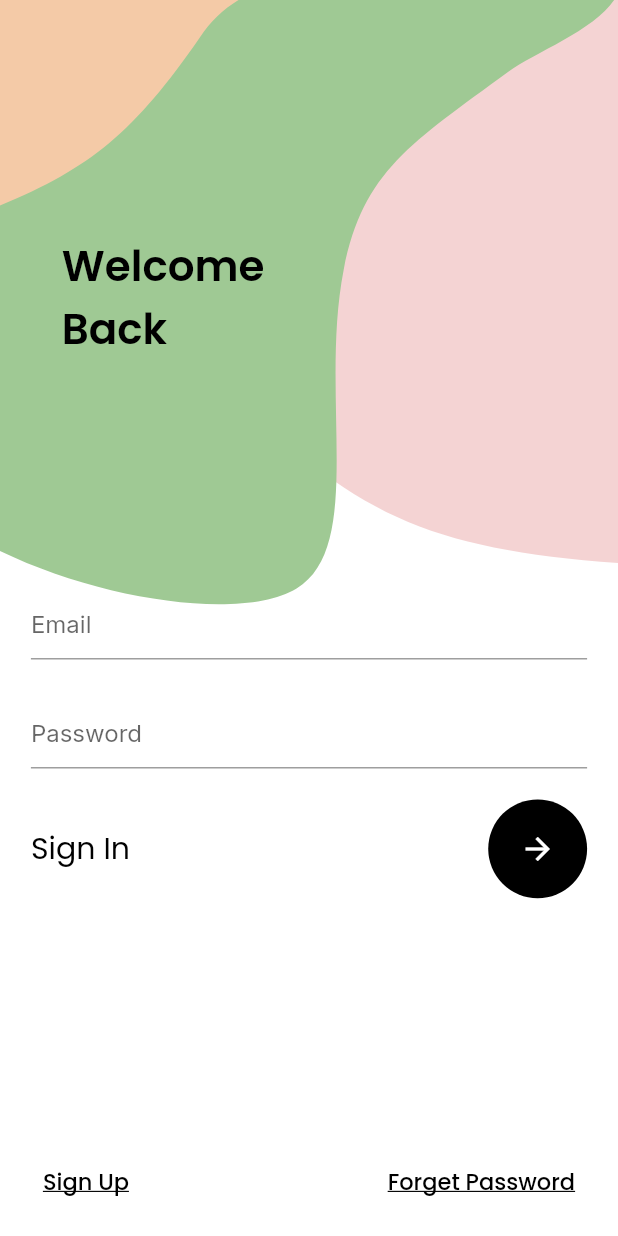
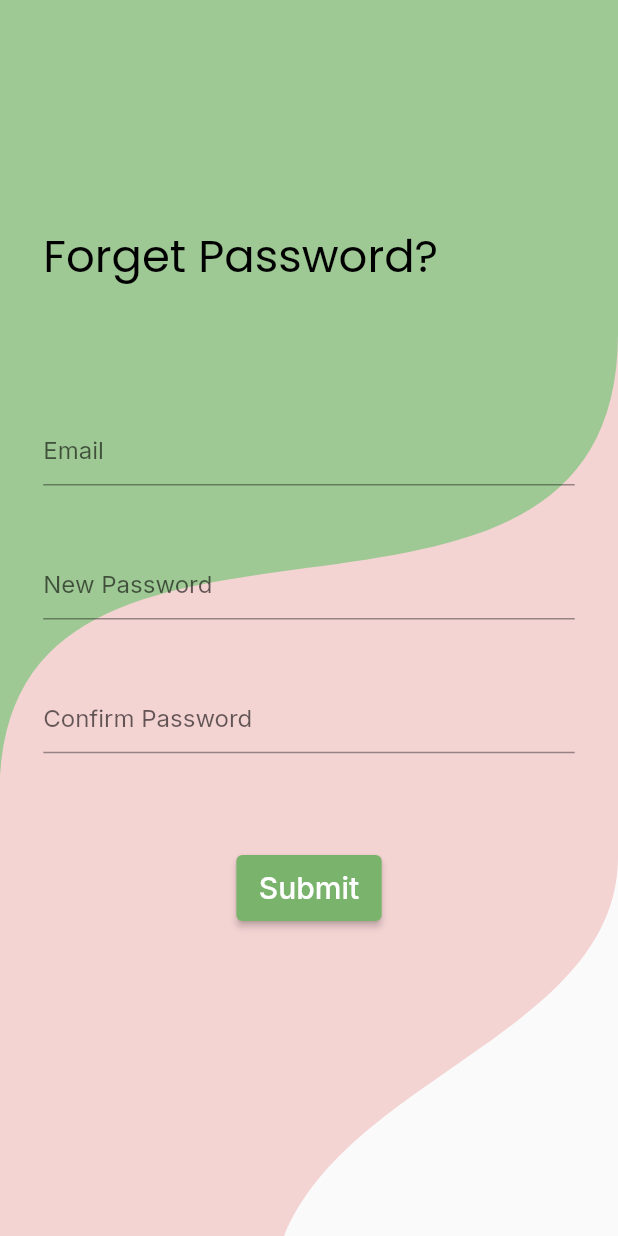
Before and after one commit to Sparsh-R17/Climate-Fintech-App, a Flutter app: the LoginPage screen opened by its route, after a tap on "Forget Password", on a phone screen of 412 x 824 dp. Run offline on Flutter 3.47's test engine with Material 2 defaults, Android fonts, the phone set to English and light mode, and no system bars; our stand-ins replace carousel_slider, flutter_svg, google_fonts; missing offline and left inert: dart:ffi.

Commit message:
Pages added and minor changes

```diff
--- a/lib/main.dart
+++ b/lib/main.dart
@@ -1,3 +1,4 @@
+import 'package:climate_fintech_app/screens/forget_password.dart';
 import 'package:flutter/material.dart';
 import 'package:flutter/services.dart';
 import 'package:google_fonts/google_fonts.dart';
@@ -40,9 +41,11 @@ class MyApp extends StatelessWidget {
           ),
         ),
         routes: {
-          '/': (context) => const TabsScreen(),
+          '/': (context) => const LoginPage(),
           LoginPage.routeName: (context) => const LoginPage(),
           SignUp.routeName: (context) => const SignUp(),
+          ForgetPassword.routeName:(context) => const ForgetPassword(),
+
           CompanyList.routeName: (context) => const CompanyList(),
           CompanyInfoScreen.routeName: (context) => const CompanyInfoScreen(),
           PaymentPage.routeName: (context) => const PaymentPage(),
--- /dev/null
+++ b/lib/screens/forget_password.dart
@@ -0,0 +1,105 @@
+import 'package:climate_fintech_app/config/colors.dart';
+import 'package:climate_fintech_app/screens/login.dart';
+import 'package:flutter/material.dart';
+import 'package:flutter/src/widgets/container.dart';
+import 'package:flutter/src/widgets/framework.dart';
+import 'package:flutter_svg/flutter_svg.dart';
+import 'package:google_fonts/google_fonts.dart';
+
+class ForgetPassword extends StatefulWidget {
+  static const routeName = '/forget-password';
+  const ForgetPassword({super.key});
+
+  @override
+  State<ForgetPassword> createState() => _ForgetPasswordState();
+}
+
+class _ForgetPasswordState extends State<ForgetPassword> {
+  @override
+  Widget build(BuildContext context) {
+    return Scaffold(
+      backgroundColor: const Color(0xfffafafa),
+      body: SafeArea(
+          child: Stack(
+        children: [
+          SizedBox(
+            height: MediaQuery.of(context).size.height,
+            width: MediaQuery.of(context).size.width,
+            child: SvgPicture.asset(
+              'assets/images/svg/sign_up_pattern.svg',
+              fit: BoxFit.cover,
+            ),
+          ),
+          SingleChildScrollView(
+            child: Container(
+              padding: EdgeInsets.only(
+                left: MediaQuery.of(context).size.width * 0.07,
+                right: MediaQuery.of(context).size.width * 0.07,
+              ),
+              child: Column(
+                children: [
+                  Container(
+                    alignment: Alignment.topLeft,
+                    padding: EdgeInsets.only(
+                      top: MediaQuery.of(context).size.height * 0.18,
+                      right: MediaQuery.of(context).size.width * 0.2,
+                    ),
+                    child: Text(
+                      'Forget Password?',
+                      style: GoogleFonts.poppins(
+                        color: Colors.black,
+                        fontSize: 30,
+                      ),
+                    ),
+                  ),
+                  SizedBox(
+                    height: MediaQuery.of(context).size.height * 0.1,
+                  ),
+                  const TextField(
+                    decoration: InputDecoration(
+                      hintText: 'Email',
+                    ),
+                  ),
+                  SizedBox(
+                    height: MediaQuery.of(context).size.height * 0.05,
+                  ),
+                  const TextField(
+                    decoration: InputDecoration(
+                      hintText: 'New Password',
+                    ),
+                  ),
+                  SizedBox(
+                    height: MediaQuery.of(context).size.height * 0.05,
+                  ),
+                  const TextField(
+                    decoration: InputDecoration(
+                      hintText: 'Confirm Password',
+                    ),
+                  ),
+                  SizedBox(
+                    height: MediaQuery.of(context).size.height * 0.08,
+                  ),
+                  ElevatedButton(
+                      onPressed: (() {
+                        print('SUBMIT');
+                        Navigator.pushNamed(context, LoginPage.routeName);
+                      }),
+                      style: ElevatedButton.styleFrom(
+                          backgroundColor: AppColor.iconGreen,
+                          padding: const EdgeInsets.symmetric(
+                              vertical: 10, horizontal: 15)),
+                      child: const Text(
+                        'Submit',
+                        style: TextStyle(
+                          fontSize: 20,
+                        ),
+                      ))
+                ],
+              ),
+            ),
+          )
+        ],
+      )),
+    );
+  }
+}
--- a/lib/screens/login.dart
+++ b/lib/screens/login.dart
@@ -1,3 +1,5 @@
+import 'package:climate_fintech_app/screens/forget_password.dart';
+import 'package:climate_fintech_app/screens/tabs_screen.dart';
 import 'package:flutter/material.dart';
 import 'package:flutter_svg/flutter_svg.dart';
 import 'package:google_fonts/google_fonts.dart';
@@ -16,6 +18,7 @@ class _LoginPageState extends State<LoginPage> {
   @override
   Widget build(BuildContext context) {
     return Scaffold(
+      resizeToAvoidBottomInset: true,
       backgroundColor: const Color(0xfffafafa),
       body: Stack(
         children: <Widget>[
@@ -67,9 +70,9 @@ class _LoginPageState extends State<LoginPage> {
                 SizedBox(
                   height: MediaQuery.of(context).size.height * 0.025,
                 ),
-                Padding(
+                Container(
                   padding: EdgeInsets.only(
-                    bottom: MediaQuery.of(context).size.height * 0.1,
+                    bottom: MediaQuery.of(context).size.height * 0.05,
                   ),
                   child: Row(
                     mainAxisAlignment: MainAxisAlignment.spaceBetween,
@@ -87,6 +90,8 @@ class _LoginPageState extends State<LoginPage> {
                         child: IconButton(
                           onPressed: (() {
                             print('Signed In');
+                            Navigator.of(context).push(MaterialPageRoute(
+                                builder: ((context) => TabsScreen())));
                           }),
                           icon: const Icon(Icons.arrow_forward),
                           color: Colors.white,
@@ -102,6 +107,8 @@ class _LoginPageState extends State<LoginPage> {
                   padding: EdgeInsets.only(
                     bottom: MediaQuery.of(context).size.height * 0.015,
                   ),
+                  child: Container(
+                    color: Colors.amber,
                     child: Row(
                       mainAxisAlignment: MainAxisAlignment.spaceBetween,
                       children: <Widget>[
@@ -124,6 +131,8 @@ class _LoginPageState extends State<LoginPage> {
                               print(
                                 'Forget Password',
                               );
+                              Navigator.pushNamed(
+                                  context, ForgetPassword.routeName);
                             }),
                             child: Text(
                               'Forget Password',
@@ -135,6 +144,7 @@ class _LoginPageState extends State<LoginPage> {
                             ))
                       ],
                     ),
+                  ),
                 )
               ],
             ),
--- a/lib/screens/signup.dart
+++ b/lib/screens/signup.dart
@@ -1,3 +1,4 @@
+import 'package:climate_fintech_app/screens/login.dart';
 import 'package:flutter/material.dart';
 import 'package:flutter_svg/flutter_svg.dart';
 import 'package:google_fonts/google_fonts.dart';
@@ -50,7 +51,7 @@ class _SignUpState extends State<SignUp> {
                   SizedBox(
                     height: MediaQuery.of(context).size.height * 0.05,
                   ),
-                  TextField(
+                  const TextField(
                     decoration: InputDecoration(
                       hintText: 'Name',
                     ),
@@ -58,7 +59,7 @@ class _SignUpState extends State<SignUp> {
                   SizedBox(
                     height: MediaQuery.of(context).size.height * 0.05,
                   ),
-                  TextField(
+                  const TextField(
                     decoration: InputDecoration(
                       hintText: 'Email',
                     ),
@@ -66,7 +67,7 @@ class _SignUpState extends State<SignUp> {
                   SizedBox(
                     height: MediaQuery.of(context).size.height * 0.05,
                   ),
-                  TextField(
+                  const TextField(
                     decoration: InputDecoration(
                       hintText: 'Password',
                     ),
@@ -78,9 +79,10 @@ class _SignUpState extends State<SignUp> {
                     mainAxisAlignment: MainAxisAlignment.spaceBetween,
                     children: [
                       Text(
-                        'Sign Up',
+                        'Confirm \nAccount Creation',
                         style: GoogleFonts.poppins(
                           color: Colors.black,
+                          fontWeight: FontWeight.bold,
                           fontSize: 20,
                         ),
                       ),
@@ -89,7 +91,8 @@ class _SignUpState extends State<SignUp> {
                         backgroundColor: Colors.black,
                         child: IconButton(
                           onPressed: (() {
-                            print('Signed Up');
+                            print('Account create confirmation');
+                            Navigator.pushNamed(context, LoginPage.routeName);
                           }),
                           icon: const Icon(Icons.arrow_forward),
                           color: Colors.white,
@@ -103,6 +106,7 @@ class _SignUpState extends State<SignUp> {
                   TextButton(
                     onPressed: (() {
                       print('Already have an account');
+                      Navigator.pushNamed(context, LoginPage.routeName);
                     }),
                     child: Text(
                       'Already Have an Account?',
```
Lines whose indentation alone changed are shown as unchanged.
